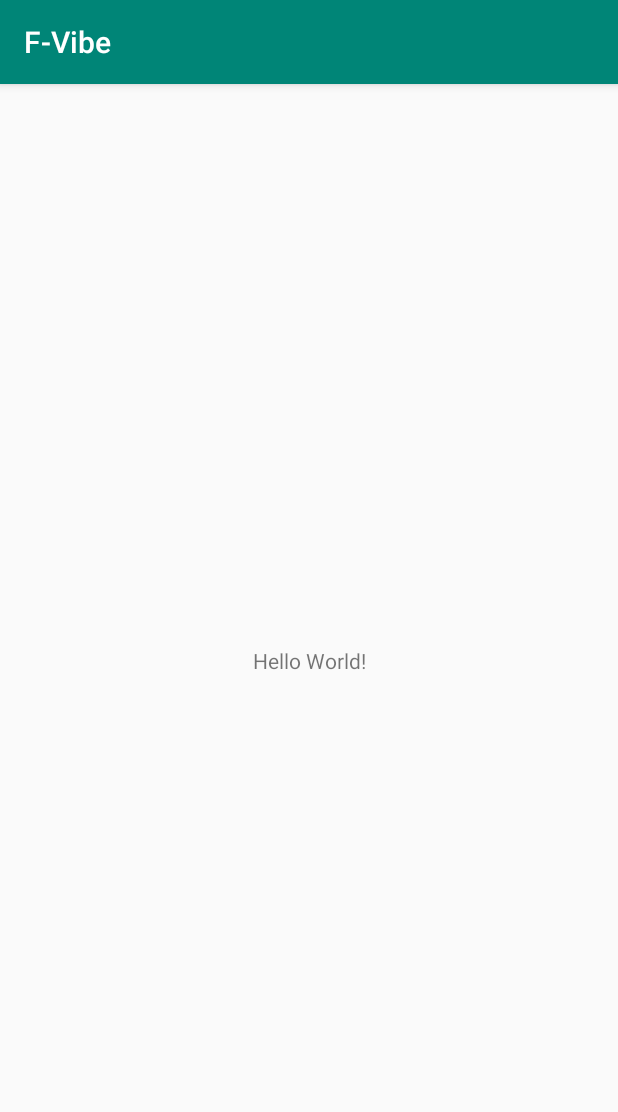
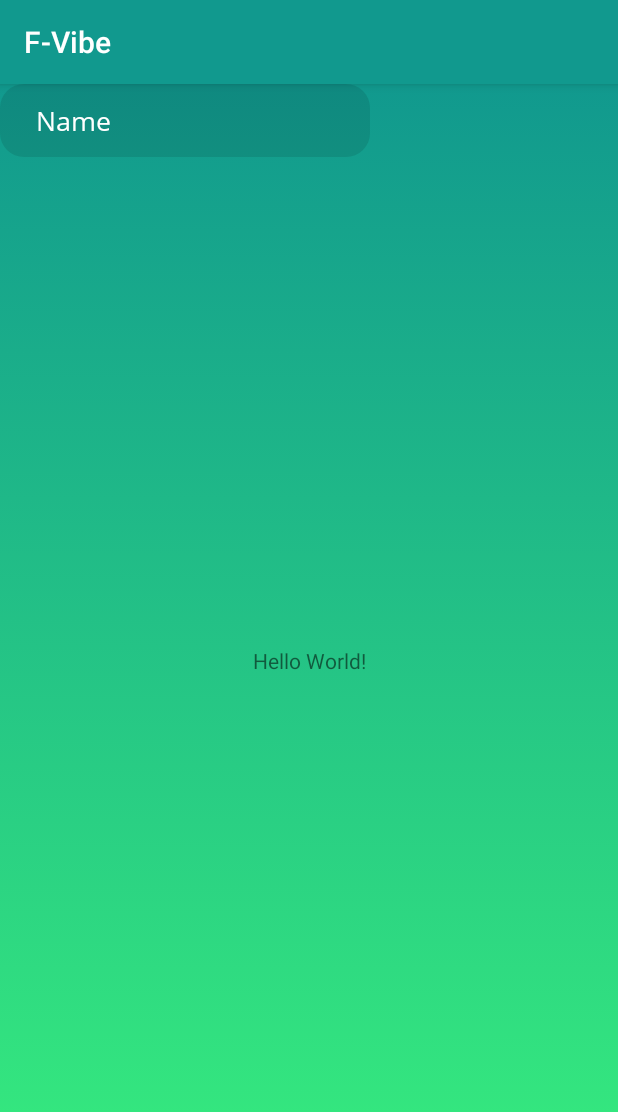
Before and after one commit to Stepan5024/equation, an Android app: the screen it shows after launch (MainActivity), on a phone screen of 412 x 824 dp. Shown: the top 1112 px of the screen. Run offline under Robolectric (Android 15) with nearby library versions, the phone set to English and light mode, and no system bars.

Commit message:
Background, Fonts, Inputs

```diff
--- /dev/null
+++ b/app/src/main/res/drawable/bg_main.xml
@@ -0,0 +1,14 @@
+<?xml version="1.0" encoding="utf-8"?>
+<selector xmlns:android="http://schemas.android.com/apk/res/android">
+
+    <item>
+
+        <shape>
+
+            <gradient android:startColor="@color/colorPrimary" android:endColor="@color/colorPrimaryDark" android:angle="-90.0"></gradient>
+
+        </shape>
+
+    </item>
+
+</selector>
--- /dev/null
+++ b/app/src/main/res/drawable/input_white.xml
@@ -0,0 +1,15 @@
+<?xml version="1.0" encoding="utf-8"?>
+<selector xmlns:android="http://schemas.android.com/apk/res/android">
+
+    <item>
+
+        <shape>
+
+            <solid android:color="#1A000000"/>
+            <corners android:radius="16dp" />
+
+        </shape>
+
+    </item>
+
+</selector>
--- a/app/src/main/res/layout/activity_main.xml
+++ b/app/src/main/res/layout/activity_main.xml
@@ -4,6 +4,7 @@
     xmlns:tools="http://schemas.android.com/tools"
     android:layout_width="match_parent"
     android:layout_height="match_parent"
+    android:background="@drawable/bg_main"
     tools:context=".MainActivity">
 
     <TextView
@@ -15,4 +16,15 @@
         app:layout_constraintRight_toRightOf="parent"
         app:layout_constraintTop_toTopOf="parent" />
 
+    <EditText
+        android:id="@+id/editText2"
+        style="@style/input.white"
+        android:layout_width="wrap_content"
+        android:layout_height="wrap_content"
+        android:ems="10"
+        android:inputType="textPersonName"
+        android:text="Name"
+        tools:layout_editor_absoluteX="98dp"
+        tools:layout_editor_absoluteY="155dp" />
+
 </android.support.constraint.ConstraintLayout>
--- a/app/src/main/res/values/colors.xml
+++ b/app/src/main/res/values/colors.xml
@@ -1,6 +1,16 @@
 <?xml version="1.0" encoding="utf-8"?>
 <resources>
-    <color name="colorPrimary">#008577</color>
-    <color name="colorPrimaryDark">#00574B</color>
+    <color name="colorPrimary">#11998E</color>
+    <color name="colorPrimaryDark">#38EF7D</color>
+    <color name="gradientYellowStart">#F37335</color>
+    <color name="gradientYellowEnd">#FDC830</color>
+    <color name="gradientRedStart">#CB2D3E</color>
+    <color name="gradientRedEnd">#EF473A</color>
+    <color name="gradientBlackStart">#000000</color>
+    <color name="gradientBlackEnd">#434343</color>
     <color name="colorAccent">#D81B60</color>
+    <color name="colorInputHint">#888888</color>
+    <color name="colorInputText">#555555</color>
+    <color name="colorInputWhiteHint">#EAEAEA</color>
+    <color name="colorInputWhiteText">#FFFFFF</color>
 </resources>
--- a/app/src/main/res/values/styles.xml
+++ b/app/src/main/res/values/styles.xml
@@ -8,4 +8,28 @@
         <item name="colorAccent">@color/colorAccent</item>
     </style>
 
+    <style name="input">
+
+        <item name="android:fontFamily">@font/open_sans</item>
+        <item name="android:paddingTop">12dp</item>
+        <item name="android:paddingBottom">12dp</item>
+        <item name="android:paddingRight">12dp</item>
+        <item name="android:paddingLeft">24dp</item>
+
+    </style>
+    <style name="input.black">
+
+        <item name="android:background">@drawable/input</item>
+        <item name="android:textColor">@color/colorInputText</item>
+        <item name="android:textColorHint">@color/colorInputHint</item>
+
+    </style>
+    <style name="input.white">
+
+        <item name="android:background">@drawable/input_white</item>
+        <item name="android:textColor">@color/colorInputWhiteText</item>
+        <item name="android:textColorHint">@color/colorInputWhiteHint</item>
+
+    </style>
+
 </resources>
```
Also changed, not shown: app/src/main/res/drawable/input.xml (added, +15 -0 lines), app/src/main/res/font/open_sans.ttf (added), app/src/main/res/font/open_sans_bold.ttf (added), app/src/main/res/font/open_sans_light.ttf (added), app/src/main/res/font/open_sans_semibold.ttf (added).
